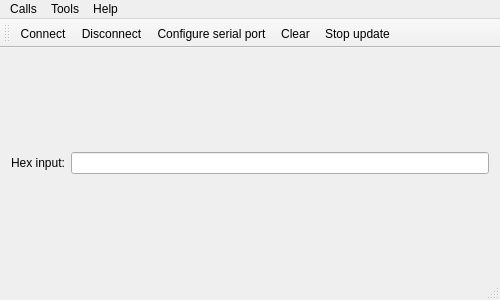
The window that mainwindow.ui (ivanovp/iserterm) describes before a commit, drawn with Qt 5.
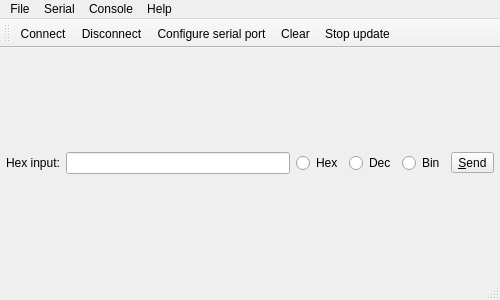
The same window after the commit. Icons and pictures are not drawn.

Commit message: Handling of line endings was implemented.

Patch:
```diff
--- a/mainwindow.ui
+++ b/mainwindow.ui
@@ -15,21 +15,89 @@
   </property>
   <widget class="QWidget" name="centralWidget">
    <layout class="QVBoxLayout" name="verticalLayout">
+    <property name="leftMargin">
+     <number>0</number>
+    </property>
+    <property name="topMargin">
+     <number>0</number>
+    </property>
+    <property name="rightMargin">
+     <number>0</number>
+    </property>
+    <property name="bottomMargin">
+     <number>0</number>
+    </property>
     <item>
-     <layout class="QGridLayout" name="gridLayout">
-      <item row="1" column="0">
-       <widget class="QLabel" name="hexInputLabel">
-        <property name="text">
-         <string>Hex input:</string>
-        </property>
-       </widget>
-      </item>
-      <item row="1" column="1">
-       <widget class="QLineEdit" name="hexInputLineEdit"/>
-      </item>
-      <item row="0" column="0" colspan="2">
+     <layout class="QGridLayout" name="gridLayout" rowstretch="1,0">
+      <property name="spacing">
+       <number>0</number>
+      </property>
+      <item row="0" column="0">
        <layout class="QVBoxLayout" name="consoleWidget"/>
       </item>
+      <item row="1" column="0">
+       <layout class="QHBoxLayout" name="sendLayout">
+        <property name="leftMargin">
+         <number>6</number>
+        </property>
+        <property name="topMargin">
+         <number>6</number>
+        </property>
+        <property name="rightMargin">
+         <number>6</number>
+        </property>
+        <property name="bottomMargin">
+         <number>6</number>
+        </property>
+        <item>
+         <widget class="QLabel" name="sendLabel">
+          <property name="text">
+           <string>Hex input:</string>
+          </property>
+         </widget>
+        </item>
+        <item>
+         <widget class="QLineEdit" name="sendLineEdit"/>
+        </item>
+        <item>
+         <widget class="QRadioButton" name="hexRadioButton">
+          <property name="text">
+           <string>Hex</string>
+          </property>
+          <attribute name="buttonGroup">
+           <string notr="true">sendButtonGroup</string>
+          </attribute>
+         </widget>
+        </item>
+        <item>
+         <widget class="QRadioButton" name="decRadioButton">
+          <property name="text">
+           <string>Dec</string>
+          </property>
+          <attribute name="buttonGroup">
+           <string notr="true">sendButtonGroup</string>
+          </attribute>
+         </widget>
+        </item>
+        <item>
+         <widget class="QRadioButton" name="binRadioButton">
+          <property name="text">
+           <string>Bin</string>
+          </property>
+          <attribute name="buttonGroup">
+           <string notr="true">sendButtonGroup</string>
+          </attribute>
+         </widget>
+        </item>
+        <item>
+         <widget class="QToolButton" name="sendButton">
+          <property name="text">
+           <string>&amp;Send</string>
+          </property>
+         </widget>
+        </item>
+       </layout>
+      </item>
      </layout>
     </item>
    </layout>
@@ -45,7 +113,7 @@
    </property>
    <widget class="QMenu" name="menuCalls">
     <property name="title">
-     <string>Calls</string>
+     <string>File</string>
     </property>
     <addaction name="actionConnect"/>
     <addaction name="actionDisconnect"/>
@@ -54,7 +122,7 @@
    </widget>
    <widget class="QMenu" name="menuTools">
     <property name="title">
-     <string>Tools</string>
+     <string>Serial</string>
     </property>
     <addaction name="actionConfigure"/>
     <addaction name="actionLocal_echo"/>
@@ -72,8 +140,20 @@
     <addaction name="actionAbout"/>
     <addaction name="actionAboutQt"/>
    </widget>
+   <widget class="QMenu" name="menuView">
+    <property name="title">
+     <string>Console</string>
+    </property>
+    <addaction name="actionSet_font"/>
+    <addaction name="actionSet_background_color"/>
+    <addaction name="actionSet_foreground_color"/>
+    <addaction name="actionStop_update"/>
+    <addaction name="actionClear"/>
+    <addaction name="actionViewSendInput"/>
+   </widget>
    <addaction name="menuCalls"/>
    <addaction name="menuTools"/>
+   <addaction name="menuView"/>
    <addaction name="menuHelp"/>
   </widget>
   <widget class="QToolBar" name="mainToolBar">
```
Left out of the diff: 35 changed lines with no effect on the pictures. The commit also changes 6 other files.
